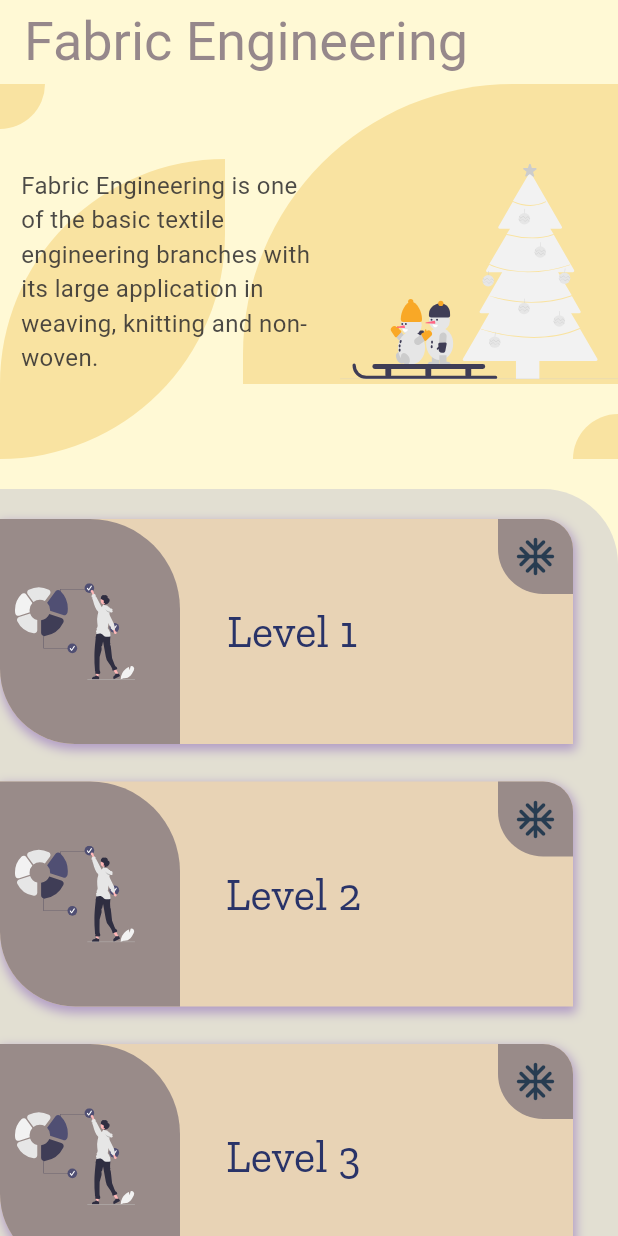
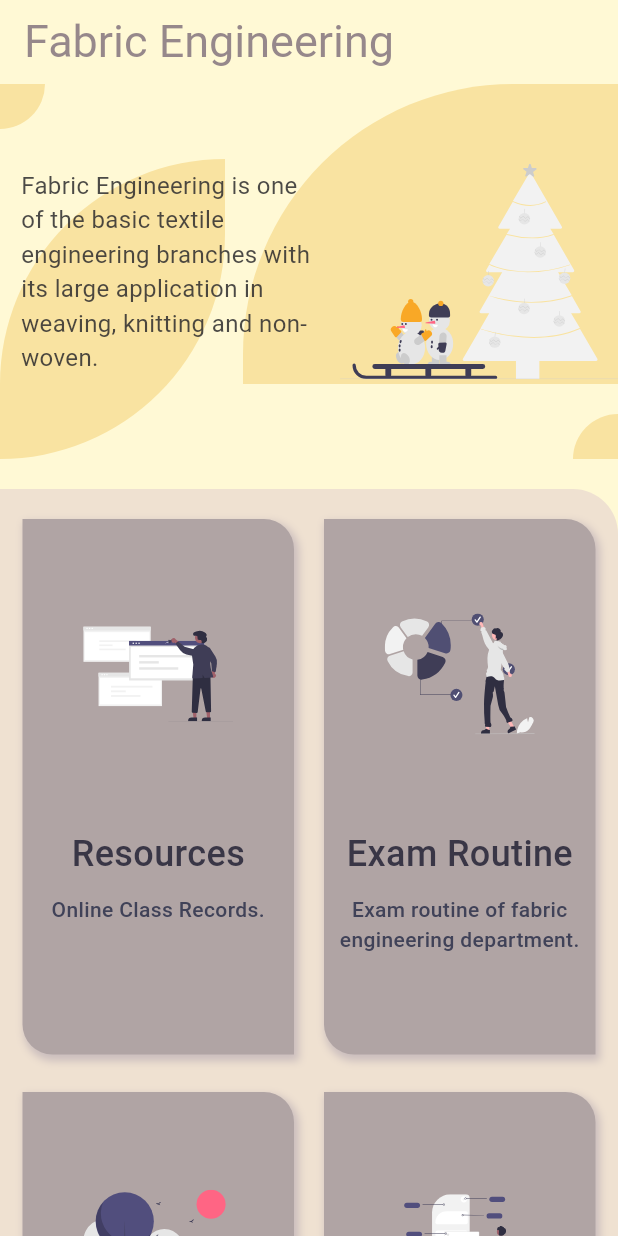
Before and after one commit to ArnobMahmud/Fabric-Engineering-App, a Flutter app: the screen it shows after launch, on a phone screen of 412 x 824 dp. Run offline on Flutter 3.47's test engine with Material 3 defaults, Android fonts, the phone set to English and light mode, and no system bars; drawn by our look-alikes of auto_size_text; our stand-ins replace flutter_svg, google_fonts.

Commit message:
resource segment navigation separated

```diff
--- /dev/null
+++ b/lib/db/category_data.dart
@@ -0,0 +1,28 @@
+import 'package:fabric_engineering_app/models/model.dart';
+
+final List<Category> categoryData = [
+  Category(
+    title: 'Resources',
+    subTitle: 'Online Class Records.',
+    nav: '/res',
+    imgData: 'images/resource.svg',
+  ),
+  Category(
+    title: 'Exam Routine',
+    subTitle: 'Exam routine of fabric engineering department.',
+    nav: '/rot',
+    imgData: 'images/sem.svg',
+  ),
+  Category(
+    title: 'Lab Schedule',
+    subTitle: 'Lab schedule of each groups.',
+    nav: '/lab',
+    imgData: 'images/lab.svg',
+  ),
+  Category(
+    title: 'Notices',
+    subTitle: 'Important notices.',
+    nav: '/not',
+    imgData: 'images/notice.svg',
+  ),
+];
--- a/lib/main.dart
+++ b/lib/main.dart
@@ -1,3 +1,4 @@
+import 'package:fabric_engineering_app/pages/resources_page.dart';
 import 'package:flutter/material.dart';
 import 'pages/home_page.dart';
 import 'pages/level1_page.dart';
@@ -61,6 +62,7 @@ class MyApp extends StatelessWidget {
       initialRoute: '/',
       routes: {
         '/': (context) => const HomePage(),
+        '/res' : (context) => const ResourcePage(),
         '/level1': (context) => const Level1Page(),
         '/level2': (context) => const Level2Page(),
         '/level3': (context) => const Level3Page(),
--- a/lib/models/model.dart
+++ b/lib/models/model.dart
@@ -48,3 +48,17 @@ class Course {
     this.lecturer,
   });
 }
+
+class Category {
+  String? title;
+  String? subTitle;
+  String? imgData;
+  String? nav;
+
+  Category({
+    this.imgData,
+    this.subTitle,
+    this.title,
+    this.nav,
+  });
+}
--- a/lib/pages/home_page.dart
+++ b/lib/pages/home_page.dart
@@ -1,9 +1,9 @@
-import 'package:fabric_engineering_app/db/year.dart';
+import 'package:fabric_engineering_app/db/category_data.dart';
+import 'package:fabric_engineering_app/widget/category.dart';
 import 'package:flutter/material.dart';
 import 'package:auto_size_text/auto_size_text.dart';
 import 'package:flutter_svg/flutter_svg.dart';
 import 'package:google_fonts/google_fonts.dart';
-import '../widget/year_segment.dart';
 
 class HomePage extends StatelessWidget {
   const HomePage({super.key});
@@ -12,6 +12,7 @@ class HomePage extends StatelessWidget {
   Widget build(BuildContext context) {
     //final height = MediaQuery.of(context).size.height;
     final width = MediaQuery.of(context).size.width;
+    final aspectRatio = MediaQuery.of(context).size.aspectRatio;
 
     return Scaffold(
       backgroundColor: const Color.fromARGB(255, 255, 249, 213),
@@ -20,7 +21,7 @@ class HomePage extends StatelessWidget {
         title: Text(
           "Fabric Engineering",
           style: GoogleFonts.roboto(
-            fontSize: 36,
+            fontSize: 30,
             fontWeight: FontWeight.w400,
             color: const Color.fromARGB(159, 87, 68, 94),
           ),
@@ -128,29 +129,36 @@ class HomePage extends StatelessWidget {
           Expanded(
             child: Container(
               decoration: const BoxDecoration(
-                color: Color(0xffe2dfd2),
+                color: Color(0xffEFE1D1),
                 borderRadius: BorderRadius.only(
-                  topRight: Radius.circular(50),
+                  topRight: Radius.circular(30),
                 ),
               ),
               child: ClipRRect(
                 borderRadius: const BorderRadius.only(
-                  topRight: Radius.circular(50),
+                  topRight: Radius.circular(30),
                 ),
-                child: ListView.builder(
-                  //scrollDirection: Axis.horizontal,
-                  itemCount: year.length,
+                child: GridView.builder(
+                  padding: const EdgeInsets.all(15),
+                  itemCount: categoryData.length,
+                  gridDelegate: SliverGridDelegateWithFixedCrossAxisCount(
+                    crossAxisSpacing: 20,
+                    mainAxisSpacing: 20,
+                    crossAxisCount: 2,
+                    childAspectRatio: aspectRatio,
+                  ),
                   itemBuilder: (BuildContext context, int index) {
-                    final sem = year[index];
-                    return YearSegment(
-                      name: sem.name,
-                      nav: sem.nav,
+                    return Category(
+                      title: categoryData[index].title,
+                      subTitle: categoryData[index].subTitle,
+                      imgData: categoryData[index].imgData,
+                      nav: categoryData[index].nav,
                     );
                   },
                 ),
               ),
             ),
-          )
+          ),
         ],
       ),
     );
--- /dev/null
+++ b/lib/pages/resources_page.dart
@@ -0,0 +1,46 @@
+import 'package:fabric_engineering_app/db/year.dart';
+import 'package:fabric_engineering_app/widget/year_segment.dart';
+import 'package:flutter/material.dart';
+import 'package:google_fonts/google_fonts.dart';
+
+class ResourcePage extends StatelessWidget {
+  const ResourcePage({super.key});
+
+  @override
+  Widget build(BuildContext context) {
+    return Scaffold(
+      backgroundColor: const Color(0xffe2dfd2),
+      appBar: AppBar(
+        backgroundColor: const Color(0xffe2dfd2),
+        leading: IconButton(
+          icon: const Icon(
+            Icons.arrow_back_ios,
+            color: Color.fromARGB(255, 41, 51, 104),
+          ),
+          onPressed: () {
+            Navigator.pop(context);
+          },
+        ),
+        title: Text(
+          'Resources',
+          style: GoogleFonts.roboto(
+            textStyle: const TextStyle(
+              fontSize: 24,
+              color: Color.fromARGB(255, 41, 51, 104),
+              fontWeight: FontWeight.w400,
+            ),
+          ),
+        ),
+      ),
+      body: ListView.builder(
+        itemCount: year.length,
+        itemBuilder: (BuildContext context, int index) {
+          return YearSegment(
+            name: year[index].name,
+            nav: year[index].nav,
+          );
+        },
+      ),
+    );
+  }
+}
--- /dev/null
+++ b/lib/widget/category.dart
@@ -0,0 +1,94 @@
+import 'package:flutter/material.dart';
+import 'package:flutter_svg/flutter_svg.dart';
+import 'package:google_fonts/google_fonts.dart';
+
+class Category extends StatelessWidget {
+  final String? title;
+  final String? subTitle;
+  final String? imgData;
+  final String? nav;
+
+  const Category({
+    super.key,
+    this.title,
+    this.subTitle,
+    this.imgData,
+    this.nav,
+  });
+
+  @override
+  Widget build(BuildContext context) {
+    return GestureDetector(
+      onTap: () {
+        Navigator.pushNamed(context, nav!);
+      },
+      child: Container(
+        height: 100,
+        width: 200,
+        margin: const EdgeInsets.only(top: 5),
+        decoration: const BoxDecoration(
+          borderRadius: BorderRadius.only(
+            topRight: Radius.circular(20),
+            bottomLeft: Radius.circular(20),
+          ),
+          //color: Color(0xffb5c99a),
+          color: Color(0xffB0A4A4),
+          boxShadow: [
+            BoxShadow(
+              color: Color(0xffcabdbd),
+              spreadRadius: 1,
+              blurRadius: 4,
+              offset: Offset(2, 3), // changes position of shadow
+            ),
+          ],
+        ),
+        child: Center(
+          child: Column(
+            mainAxisAlignment: MainAxisAlignment.center,
+            children: [
+              const Spacer(
+                flex: 1,
+              ),
+              SvgPicture.asset(
+                imgData!,
+                height: 100,
+                width: 100,
+              ),
+              const Spacer(
+                flex: 1,
+              ),
+              Text(
+                title!,
+                style: GoogleFonts.roboto(
+                  fontSize: 24,
+                  fontWeight: FontWeight.w500,
+                  color: const Color(0xff393646),
+                ),
+                maxLines: 2,
+              ),
+              const SizedBox(
+                height: 10,
+              ),
+              Expanded(
+                flex: 1,
+                child: Text(
+                  subTitle!,
+                  style: GoogleFonts.roboto(
+                    fontSize: 14,
+                    fontWeight: FontWeight.w500,
+                    color: const Color(0xff404258),
+                  ),
+                  maxLines: 2,
+                  textAlign: TextAlign.center,
+                ),
+              ),
+              const Spacer(
+                flex: 1,
+              ),
+            ],
+          ),
+        ),
+      ),
+    );
+  }
+}
--- a/lib/widget/year_segment.dart
+++ b/lib/widget/year_segment.dart
@@ -19,22 +19,20 @@ class YearSegment extends StatelessWidget {
         Navigator.pushNamed(context, nav!);
       },
       child: Container(
-        height: 150,
-        width: width * .85,
-        margin: const EdgeInsets.fromLTRB(0, 20, 30, 5),
-        //padding: const EdgeInsets.only(top: 10, bottom: 10),
+        height: 130,
+        width: width,
+        margin: const EdgeInsets.fromLTRB(0, 10, 20, 10),
         decoration: const BoxDecoration(
           borderRadius: BorderRadius.only(
             topRight: Radius.circular(20),
-            bottomLeft: Radius.circular(50),
           ),
           color: Color(0xffe8d3b5),
           boxShadow: [
             BoxShadow(
               color: Color.fromARGB(245, 176, 154, 197),
-              spreadRadius: 1,
-              blurRadius: 5,
-              offset: Offset(1, 3), // changes position of shadow
+              spreadRadius: 2,
+              blurRadius: 3,
+              offset: Offset(1, 2), // changes position of shadow
             ),
           ],
         ),
@@ -45,37 +43,15 @@ class YearSegment extends StatelessWidget {
               left: 0,
               child: Container(
                 height: 150,
-                width: 120,
+                width: 150,
                 decoration: const BoxDecoration(
                   borderRadius: BorderRadius.only(
                     topRight: Radius.circular(60),
-                    bottomLeft: Radius.circular(50)
                   ),
-                  color: Color.fromARGB(255, 153, 139, 137),
+                  color: Color(0xffB0A4A4),
                 ),
               ),
             ),
-            // Positioned(
-            //   bottom: 0,
-            //   right: 0,
-            //   child: Container(
-            //     height: 50,
-            //     width: 50,
-            //     decoration: const BoxDecoration(
-            //       borderRadius: BorderRadius.only(
-            //         topLeft: Radius.circular(30),
-            //       ),
-            //       color: Color.fromARGB(255, 153, 139, 137),
-            //     ),
-            //     child: const Center(
-            //       child: Icon(
-            //         Icons.ac_unit_rounded,
-            //         size: 30,
-            //         color: Color.fromARGB(255, 39, 60, 81),
-            //       ),
-            //     ),
-            //   ),
-            // ),
             Positioned(
               top: 0,
               right: 0,
@@ -85,7 +61,7 @@ class YearSegment extends StatelessWidget {
                 decoration: const BoxDecoration(
                   borderRadius: BorderRadius.only(
                     topRight: Radius.circular(20),
-                    bottomLeft: Radius.circular(30),
+                    bottomLeft: Radius.circular(20),
                   ),
                   color: Color.fromARGB(255, 153, 139, 137),
                 ),
@@ -105,7 +81,7 @@ class YearSegment extends StatelessWidget {
                   width: 10,
                 ),
                 SvgPicture.asset(
-                  'images/sem.svg',
+                  'images/chart.svg',
                   height: 80,
                   width: 80,
                 ),
```
Also changed, not shown: images/chart.svg (added), images/lab.svg (added), images/notice.svg (added), images/resource.svg (added).
